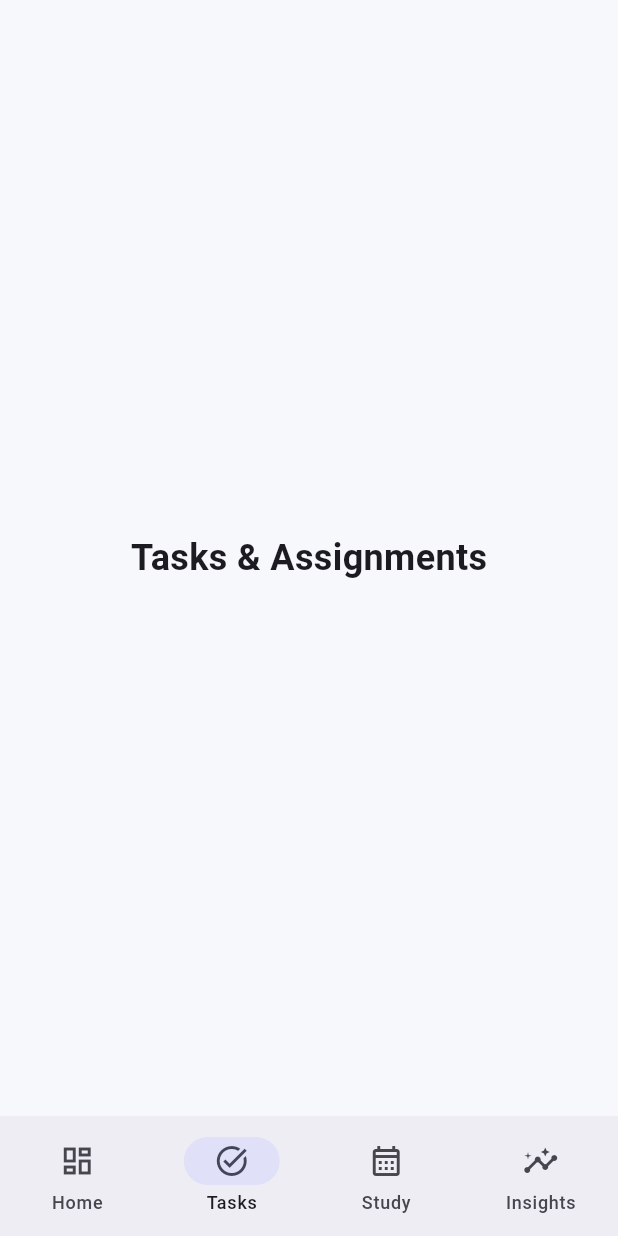
After one commit to VarshiniAyyapusetty/student_productivity_planner, a Flutter app: the screen it shows after launch, item 2 of the bottom bar chosen, on a phone screen of 412 x 824 dp. The commit adds this screen. Run offline on Flutter 3.47's test engine with Material 3 defaults, Android fonts, the phone set to English and light mode, and no system bars.

Commit message:
Add bottom navigation for planner sections

```diff
--- a/lib/main.dart
+++ b/lib/main.dart
@@ -1,6 +1,6 @@
 import 'package:flutter/material.dart';
 
-import 'screens/dashboard_screen.dart';
+import 'screens/main_navigation_screen.dart';
 
 void main() {
   runApp(const StudentProductivityPlanner());
@@ -26,7 +26,7 @@ class StudentProductivityPlanner extends StatelessWidget {
           ),
         ),
       ),
-      home: const DashboardScreen(),
+      home: const MainNavigationScreen(),
     );
   }
 }
--- /dev/null
+++ b/lib/screens/main_navigation_screen.dart
@@ -0,0 +1,61 @@
+import 'package:flutter/material.dart';
+
+import 'dashboard_screen.dart';
+import 'insights_screen.dart';
+import 'study_planner_screen.dart';
+import 'tasks_screen.dart';
+
+class MainNavigationScreen extends StatefulWidget {
+  const MainNavigationScreen({super.key});
+
+  @override
+  State<MainNavigationScreen> createState() => _MainNavigationScreenState();
+}
+
+class _MainNavigationScreenState extends State<MainNavigationScreen> {
+  int _selectedIndex = 0;
+
+  final List<Widget> _screens = const [
+    DashboardScreen(),
+    TasksScreen(),
+    StudyPlannerScreen(),
+    InsightsScreen(),
+  ];
+
+  @override
+  Widget build(BuildContext context) {
+    return Scaffold(
+      body: IndexedStack(index: _selectedIndex, children: _screens),
+      bottomNavigationBar: NavigationBar(
+        selectedIndex: _selectedIndex,
+        onDestinationSelected: (index) {
+          setState(() {
+            _selectedIndex = index;
+          });
+        },
+        destinations: const [
+          NavigationDestination(
+            icon: Icon(Icons.dashboard_outlined),
+            selectedIcon: Icon(Icons.dashboard),
+            label: 'Home',
+          ),
+          NavigationDestination(
+            icon: Icon(Icons.task_alt_outlined),
+            selectedIcon: Icon(Icons.task_alt),
+            label: 'Tasks',
+          ),
+          NavigationDestination(
+            icon: Icon(Icons.calendar_month_outlined),
+            selectedIcon: Icon(Icons.calendar_month),
+            label: 'Study',
+          ),
+          NavigationDestination(
+            icon: Icon(Icons.insights_outlined),
+            selectedIcon: Icon(Icons.insights),
+            label: 'Insights',
+          ),
+        ],
+      ),
+    );
+  }
+}
--- /dev/null
+++ b/lib/screens/tasks_screen.dart
@@ -0,0 +1,15 @@
+import 'package:flutter/material.dart';
+
+class TasksScreen extends StatelessWidget {
+  const TasksScreen({super.key});
+
+  @override
+  Widget build(BuildContext context) {
+    return const Center(
+      child: Text(
+        'Tasks & Assignments',
+        style: TextStyle(fontSize: 24, fontWeight: FontWeight.bold),
+      ),
+    );
+  }
+}
```
Also changed, not shown: lib/screens/insights_screen.dart (added, +15 -0 lines), lib/screens/study_planner_screen.dart (added, +15 -0 lines).
